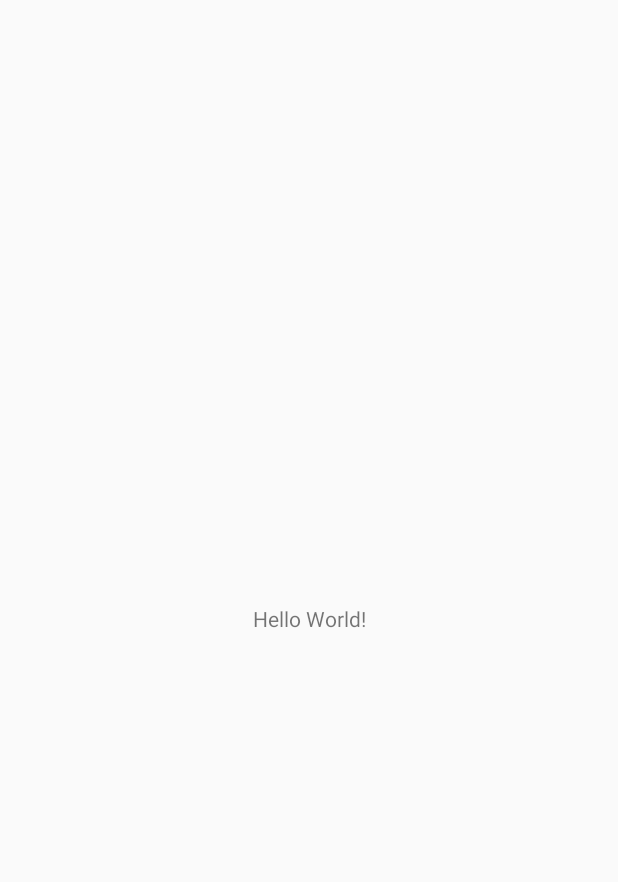
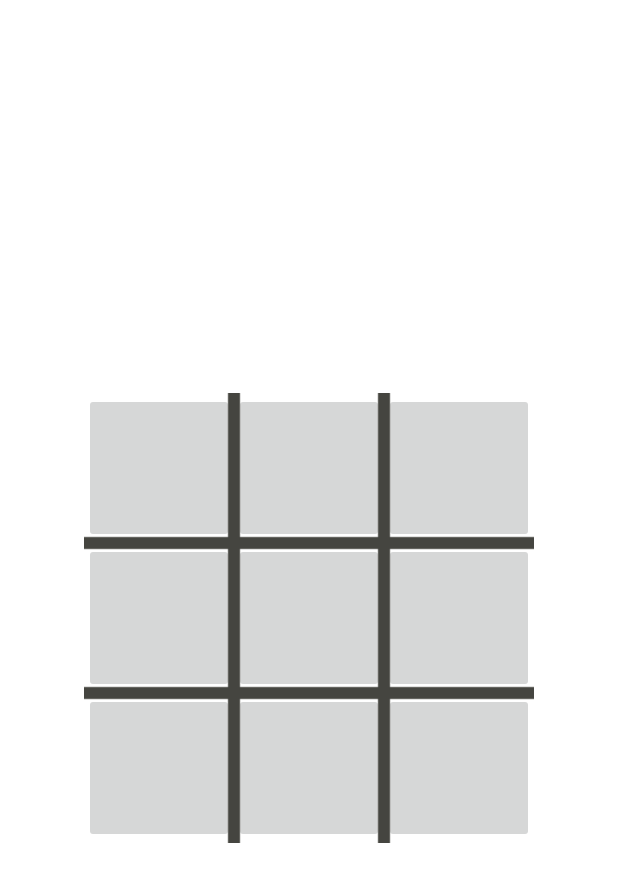
Before and after one commit to FesterTY/Tic-Tac-Toe-With-Friends, an Android app: the screen it shows after launch (MainActivity), on a phone screen of 412 x 824 dp. Before the commit the part shown is almost empty. Shown: the top 882 px of the screen. Run offline under Robolectric (Android 15) with nearby library versions, the phone set to English and light mode, and no system bars.

Commit message:
Finished with the board

```diff
--- a/app/build.gradle
+++ b/app/build.gradle
@@ -30,4 +30,5 @@ dependencies {
     testImplementation 'junit:junit:4.12'
     androidTestImplementation 'com.android.support.test:runner:1.0.2'
     androidTestImplementation 'com.android.support.test.espresso:espresso-core:3.0.2'
+    implementation 'com.android.support:gridlayout-v7:28.0.0'
 }
--- a/app/src/main/res/layout/activity_main.xml
+++ b/app/src/main/res/layout/activity_main.xml
@@ -5,15 +5,94 @@
         xmlns:app="http://schemas.android.com/apk/res-auto"
         android:layout_width="match_parent"
         android:layout_height="match_parent"
-        tools:context=".MainActivity">
+        tools:context=".MainActivity"
+        android:background="#fff">
 
-    <TextView
+
+    <GridLayout android:layout_width="300dp" android:layout_height="300dp" android:id="@+id/gridLayout"
+                app:layout_constraintTop_toTopOf="parent"
+                android:layout_marginTop="8dp"
+                android:columnCount="3" android:rowCount="3"
+                android:layout_marginBottom="8dp" app:layout_constraintBottom_toBottomOf="parent"
+                android:layout_marginStart="8dp" app:layout_constraintStart_toStartOf="parent"
+                android:layout_marginLeft="8dp" android:layout_marginEnd="8dp" app:layout_constraintEnd_toEndOf="parent"
+                android:layout_marginRight="8dp">
+
+        <ImageButton
+                style="@style/ttt_box"
+                android:src="@android:color/transparent"
+                android:contentDescription="@string/box"
+                android:layout_width="100dp"
+                android:layout_height="100dp" tools:layout_editor_absoluteY="257dp"
+                tools:layout_editor_absoluteX="0dp" android:id="@+id/ttt_box1"/>
+        <ImageButton
+                style="@style/ttt_box"
+                android:src="@android:color/transparent"
+                android:contentDescription="@string/box"
+                android:layout_width="100dp"
+                android:layout_height="100dp" tools:layout_editor_absoluteY="257dp"
+                tools:layout_editor_absoluteX="0dp" android:id="@+id/ttt_box2"/>
+        <ImageButton
+                style="@style/ttt_box"
+                android:src="@android:color/transparent"
+                android:contentDescription="@string/box"
+                android:layout_width="100dp"
+                android:layout_height="100dp" tools:layout_editor_absoluteY="257dp"
+                tools:layout_editor_absoluteX="0dp" android:id="@+id/ttt_box3"/>
+        <ImageButton
+                style="@style/ttt_box"
+                android:src="@android:color/transparent"
+                android:contentDescription="@string/box"
+                android:layout_width="100dp"
+                android:layout_height="100dp" tools:layout_editor_absoluteY="257dp"
+                tools:layout_editor_absoluteX="0dp" android:id="@+id/ttt_box4"/>
+        <ImageButton
+                style="@style/ttt_box"
+                android:src="@android:color/transparent"
+                android:contentDescription="@string/box"
+                android:layout_width="100dp"
+                android:layout_height="100dp" tools:layout_editor_absoluteY="257dp"
+                tools:layout_editor_absoluteX="0dp" android:id="@+id/ttt_box5"/>
+        <ImageButton
+                style="@style/ttt_box"
+                android:src="@android:color/transparent"
+                android:contentDescription="@string/box"
+                android:layout_width="100dp"
+                android:layout_height="100dp" tools:layout_editor_absoluteY="257dp"
+                tools:layout_editor_absoluteX="0dp" android:id="@+id/ttt_box6"/>
+        <ImageButton
+                style="@style/ttt_box"
+                android:src="@android:color/transparent"
+                android:contentDescription="@string/box"
+                android:layout_width="100dp"
+                android:layout_height="100dp" tools:layout_editor_absoluteY="257dp"
+                tools:layout_editor_absoluteX="0dp" android:id="@+id/ttt_box7"/>
+        <ImageButton
+                style="@style/ttt_box"
+                android:src="@android:color/transparent"
+                android:contentDescription="@string/box"
+                android:layout_width="100dp"
+                android:layout_height="100dp" tools:layout_editor_absoluteY="257dp"
+                tools:layout_editor_absoluteX="0dp" android:id="@+id/ttt_box8"/>
+        <ImageButton
+                style="@style/ttt_box"
+                android:src="@android:color/transparent"
+                android:contentDescription="@string/box"
+                android:layout_width="100dp"
+                android:layout_height="100dp" tools:layout_editor_absoluteY="257dp"
+                tools:layout_editor_absoluteX="0dp" android:id="@+id/ttt_box9"/>
+
+    </GridLayout>
+    <ImageView
+            android:src="@drawable/board"
+            android:contentDescription="@string/board"
             android:layout_width="wrap_content"
             android:layout_height="wrap_content"
-            android:text="Hello World!"
-            app:layout_constraintBottom_toBottomOf="parent"
-            app:layout_constraintLeft_toLeftOf="parent"
-            app:layout_constraintRight_toRightOf="parent"
-            app:layout_constraintTop_toTopOf="parent"/>
+            android:id="@+id/imageView"
+            app:layout_constraintEnd_toEndOf="parent"
+            android:layout_marginEnd="8dp" android:layout_marginRight="8dp"
+            app:layout_constraintStart_toStartOf="parent" android:layout_marginLeft="8dp"
+            android:layout_marginStart="8dp" android:layout_marginTop="8dp" app:layout_constraintTop_toTopOf="parent"
+            android:layout_marginBottom="8dp" app:layout_constraintBottom_toBottomOf="parent"/>
 
 </android.support.constraint.ConstraintLayout>
--- a/app/src/main/res/values/strings.xml
+++ b/app/src/main/res/values/strings.xml
@@ -1,3 +1,5 @@
 <resources>
     <string name="app_name">tic-tac-toe</string>
+    <string name="box">Box</string>
+    <string name="board">Board</string>
 </resources>
--- a/app/src/main/res/values/styles.xml
+++ b/app/src/main/res/values/styles.xml
@@ -8,4 +8,9 @@
         <item name="colorAccent">@color/colorAccent</item>
     </style>
 
+    <style name="ttt_box">
+        <item name="android:layout_width">100dp</item>
+        <item name="android:layout_height">100dp</item>
+    </style>
+
 </resources>
```
Also changed, not shown: app/src/main/res/drawable/board.png (added).
